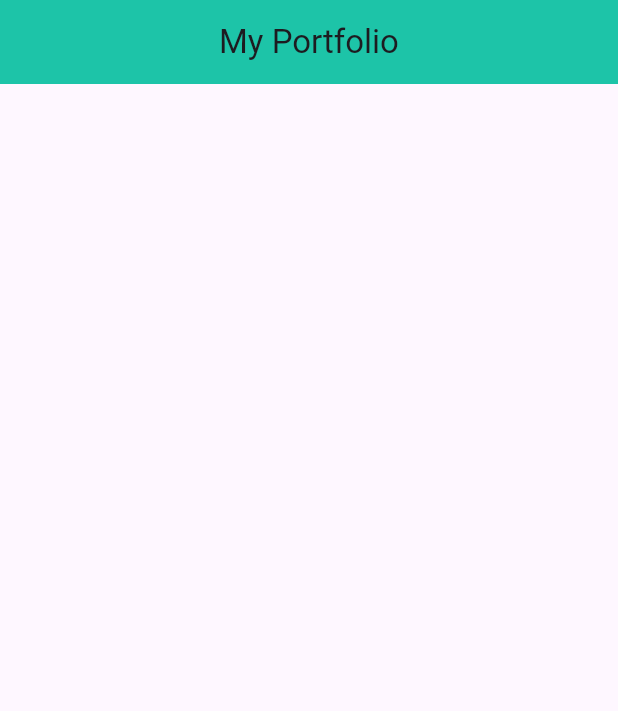
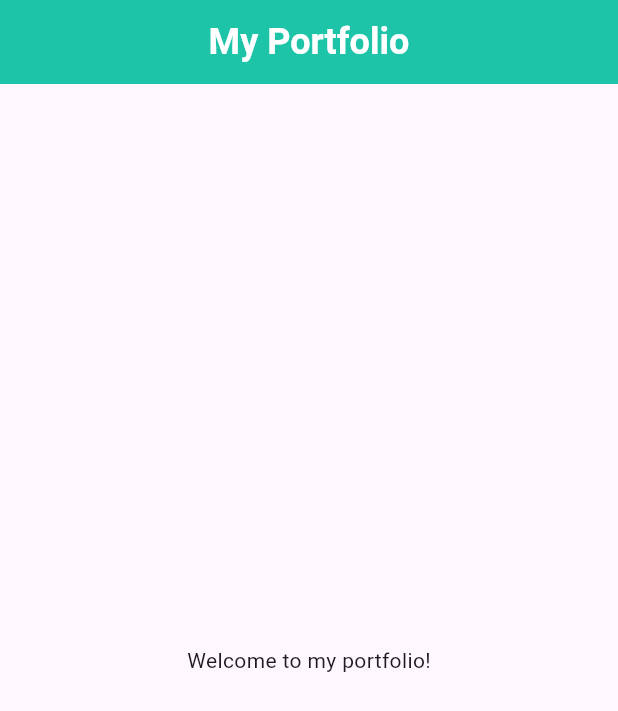
Before and after one commit to paulmagadi/Learn_Flutter, a Flutter app: the screen it shows after launch, on a phone screen of 412 x 824 dp. Shown: the top 711 px of the screen. Run offline on Flutter 3.47's test engine with Material 3 defaults, Android fonts, the phone set to English and light mode, and no system bars.

Commit message:
modified:   practice_flutter/myapp/lib/main.dart

```diff
--- a/practice_flutter/myapp/lib/main.dart
+++ b/practice_flutter/myapp/lib/main.dart
@@ -530,27 +530,44 @@
 import 'package:flutter/material.dart';
 
 void main() {
-  runApp(const MyWidget());
+  runApp(MyApp());
 }
 
-class MyWidget extends StatelessWidget {
-  const MyWidget({super.key});
-
+class MyApp extends StatelessWidget {
   @override
   Widget build(BuildContext context) {
-    return  MaterialApp(
-      title: "My Portfolio",
-      home: Scaffold(
-        appBar: AppBar(
-          title: const Center(
-            child: Text("My Portfolio"),
+    return MaterialApp(
+      title: 'My Portfolio',
+      theme: ThemeData(
+        primaryColor:const Color.fromARGB(255, 29, 196, 168),
+        textTheme: const TextTheme(
+          titleLarge: TextStyle(
+            fontSize: 24,
+            fontWeight: FontWeight.bold,
+            color: Color.fromARGB(255, 255, 255, 255),
           ),
-          backgroundColor: const Color.fromARGB(255, 29, 196, 168),
         ),
-        style: const  TextStyle(
-          fontSize: 24,
-          color: Colors.white,
+      ),
+      home: HomeScreen(),
+    );
+  }
+}
+
+class HomeScreen extends StatelessWidget {
+  @override
+  Widget build(BuildContext context) {
+    return Scaffold(
+      appBar: AppBar(
+        title: Center(
+          child: Text(
+            'My Portfolio',
+            style: Theme.of(context).textTheme.headline6,
+          ),
         ),
+        backgroundColor: Theme.of(context).primaryColor,
+      ),
+      body: Center(
+        child: Text('Welcome to my portfolio!'),
       ),
     );
   }
```
